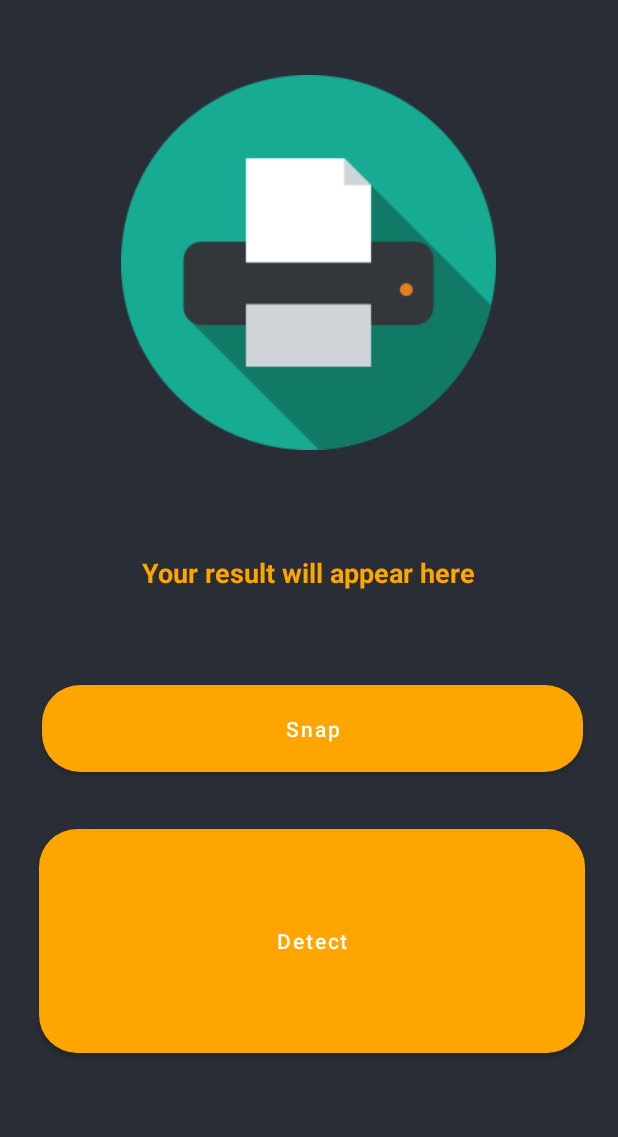
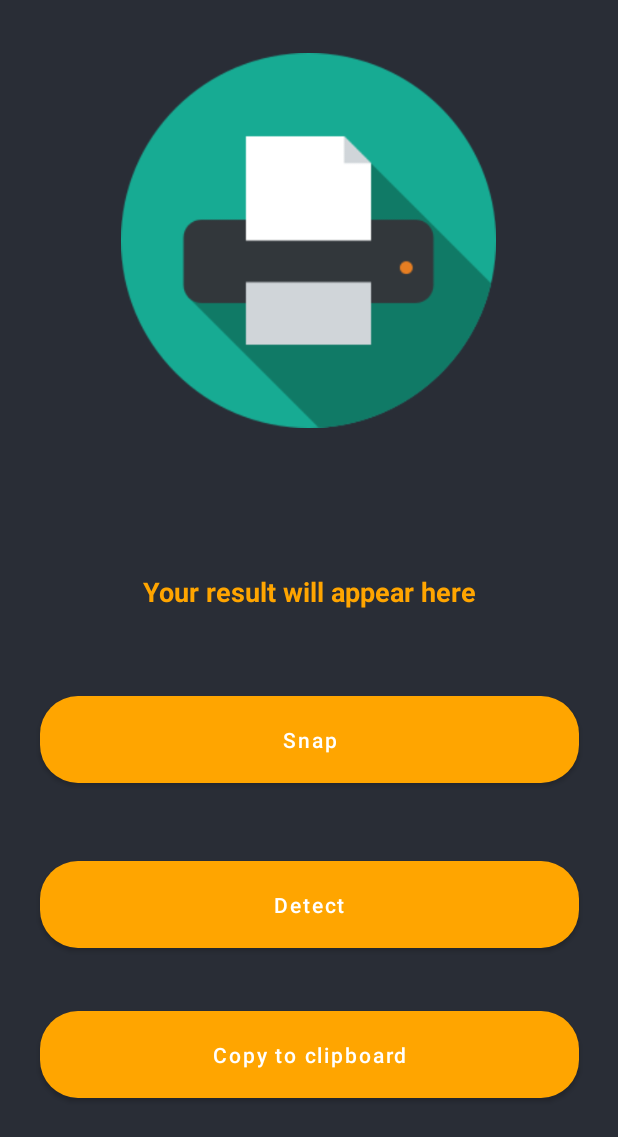
Before and after one commit to vishalpatil0/ATTESTA, an Android app: the ScannerActivity screen opened directly, with no data from a screen before it, on a phone screen of 412 x 824 dp. Shown: the top 1137 px of the screen. Run offline under Robolectric (Android 15) with nearby library versions, the phone set to English and light mode, and no system bars; libraries missing offline, so code that uses them is left out: com.google.mlkit.vision.

Commit message:
Added Copy to Clipboard button

```diff
--- a/app/src/main/java/com/example/attesta/ScannerActivity.java
+++ b/app/src/main/java/com/example/attesta/ScannerActivity.java
@@ -6,6 +6,7 @@ import androidx.appcompat.app.AppCompatActivity;
 import androidx.core.app.ActivityCompat;
 import androidx.core.content.ContextCompat;
 
+import android.content.ClipData;
 import android.content.Intent;
 import android.content.pm.PackageManager;
 import android.graphics.Bitmap;
@@ -27,7 +28,7 @@ import com.google.mlkit.vision.text.Text;
 import com.google.mlkit.vision.text.TextRecognition;
 import com.google.mlkit.vision.text.TextRecognizer;
 import com.google.mlkit.vision.text.TextRecognizerOptions;
-
+import android.content.ClipboardManager;
 import static android.Manifest.permission.CAMERA;
 
 
@@ -35,7 +36,7 @@ public class ScannerActivity extends AppCompatActivity {
 
     private ImageView captureIV;
     private TextView resultTV;
-    private Button snapBtn,detectBtn;
+    private Button snapBtn,detectBtn,clipboardBtn;
     private Bitmap imageBitmap;
     static final int REQUEST_IMAGE_CAPTURE=1;
 
@@ -47,12 +48,23 @@ public class ScannerActivity extends AppCompatActivity {
         resultTV = findViewById(R.id.idTVDetectedText);
         snapBtn = findViewById(R.id.idBtnSnap);
         detectBtn = findViewById(R.id.idBtnDetect);
-
+        clipboardBtn = findViewById(R.id.idBtnClip);
         detectBtn.setOnClickListener(new View.OnClickListener()
         {
             @Override
             public void onClick(View v){
                 detectText();
+            }
+        });
+        clipboardBtn.setOnClickListener(new View.OnClickListener() {
+            @Override
+            public void onClick(View v) {
+                String data=String.valueOf(resultTV.getText());
+                ClipboardManager clipboard;
+                clipboard=(ClipboardManager)getSystemService(CLIPBOARD_SERVICE);
+                ClipData clip = ClipData.newPlainText("text", data);
+                clipboard.setPrimaryClip(clip);
+                Toast.makeText(ScannerActivity.this,"Successfully copied...",Toast.LENGTH_SHORT).show();
             }
         });
         snapBtn.setOnClickListener(new View.OnClickListener()
@@ -69,6 +81,7 @@ public class ScannerActivity extends AppCompatActivity {
             }
         });
     }
+
     private boolean checkPermissions(){
         int cameraPermission = ContextCompat.checkSelfPermission(getApplicationContext(),CAMERA);
         return cameraPermission== PackageManager.PERMISSION_GRANTED;
--- a/app/src/main/res/layout/activity_scanner_activity.xml
+++ b/app/src/main/res/layout/activity_scanner_activity.xml
@@ -1,5 +1,5 @@
 <?xml version="1.0" encoding="utf-8"?>
-<RelativeLayout xmlns:android="http://schemas.android.com/apk/res/android"
+<androidx.constraintlayout.widget.ConstraintLayout xmlns:android="http://schemas.android.com/apk/res/android"
     xmlns:app="http://schemas.android.com/apk/res-auto"
     xmlns:tools="http://schemas.android.com/tools"
     android:layout_width="match_parent"
@@ -12,8 +12,13 @@
         android:layout_width="250dp"
         android:layout_height="250dp"
         android:layout_centerHorizontal="true"
-        android:layout_marginTop="50dp"
-        android:src="@drawable/scanner" />
+        android:src="@drawable/scanner"
+        app:layout_constraintBottom_toBottomOf="parent"
+        app:layout_constraintEnd_toEndOf="parent"
+        app:layout_constraintHorizontal_bias="0.496"
+        app:layout_constraintStart_toStartOf="parent"
+        app:layout_constraintTop_toTopOf="parent"
+        app:layout_constraintVertical_bias="0.062" />
 
     <TextView
         android:id="@+id/idTVDetectedText"
@@ -22,16 +27,18 @@
         android:layout_below="@id/idIVCaptureImage"
         android:layout_alignParentStart="true"
         android:layout_alignParentEnd="true"
-        android:layout_marginStart="30dp"
-        android:layout_marginTop="48dp"
-        android:layout_marginEnd="31dp"
         android:gravity="center"
         android:padding="4dp"
         android:text="Your result will appear here"
         android:textAlignment="center"
         android:textColor="@color/yellow"
         android:textSize="18sp"
-        android:textStyle="bold" />
+        android:textStyle="bold"
+        app:layout_constraintBottom_toBottomOf="parent"
+        app:layout_constraintEnd_toEndOf="parent"
+        app:layout_constraintStart_toStartOf="parent"
+        app:layout_constraintTop_toTopOf="parent"
+        app:layout_constraintVertical_bias="0.477" />
 
     <Button
         android:id="@+id/idBtnSnap"
@@ -40,29 +47,51 @@
         android:layout_below="@+id/idTVDetectedText"
         android:layout_alignParentStart="true"
         android:layout_alignParentEnd="true"
-        android:layout_marginStart="28dp"
-        android:layout_marginTop="41dp"
-        android:layout_marginEnd="23dp"
         android:background="@drawable/button_back"
         android:text="Snap"
         android:textAllCaps="false"
-        app:backgroundTint="@color/yellow" />
+        app:backgroundTint="@color/yellow"
+        app:layout_constraintBottom_toBottomOf="parent"
+        app:layout_constraintEnd_toEndOf="parent"
+        app:layout_constraintStart_toStartOf="parent"
+        app:layout_constraintTop_toTopOf="parent"
+        app:layout_constraintVertical_bias="0.606" />
 
     <Button
-        android:id="@+id/idBtnDetect"
-        android:layout_width="wrap_content"
+        android:id="@+id/idBtnClip"
+        android:layout_width="359dp"
         android:layout_height="58dp"
         android:layout_below="@+id/idBtnSnap"
         android:layout_alignParentStart="true"
         android:layout_alignParentEnd="true"
         android:layout_alignParentBottom="true"
-        android:layout_marginStart="26dp"
-        android:layout_marginTop="38dp"
-        android:layout_marginEnd="22dp"
-        android:layout_marginBottom="122dp"
+        android:background="@drawable/button_back"
+        android:text="Copy to clipboard"
+        android:textAllCaps="false"
+        app:backgroundTint="@color/yellow"
+        app:layout_constraintBottom_toBottomOf="parent"
+        app:layout_constraintEnd_toEndOf="parent"
+        app:layout_constraintStart_toStartOf="parent"
+        app:layout_constraintTop_toBottomOf="@+id/idBtnDetect"
+        app:layout_constraintVertical_bias="0.313" />
+
+    <Button
+        android:id="@+id/idBtnDetect"
+        android:layout_width="359dp"
+        android:layout_height="58dp"
+        android:layout_below="@+id/idBtnSnap"
+        android:layout_alignParentStart="true"
+        android:layout_alignParentEnd="true"
+        android:layout_alignParentBottom="true"
+        android:layout_marginBottom="152dp"
         android:background="@drawable/button_back"
         android:text="Detect"
         android:textAllCaps="false"
-        app:backgroundTint="@color/yellow" />
+        app:backgroundTint="@color/yellow"
+        app:layout_constraintBottom_toBottomOf="parent"
+        app:layout_constraintEnd_toEndOf="parent"
+        app:layout_constraintStart_toStartOf="parent"
+        app:layout_constraintTop_toBottomOf="@+id/idBtnSnap"
+        app:layout_constraintVertical_bias="0.563" />
 
-</RelativeLayout>
+</androidx.constraintlayout.widget.ConstraintLayout>
```
Also changed, not shown: app/src/main/res/layout/activity_main.xml (+22 -15 lines).
